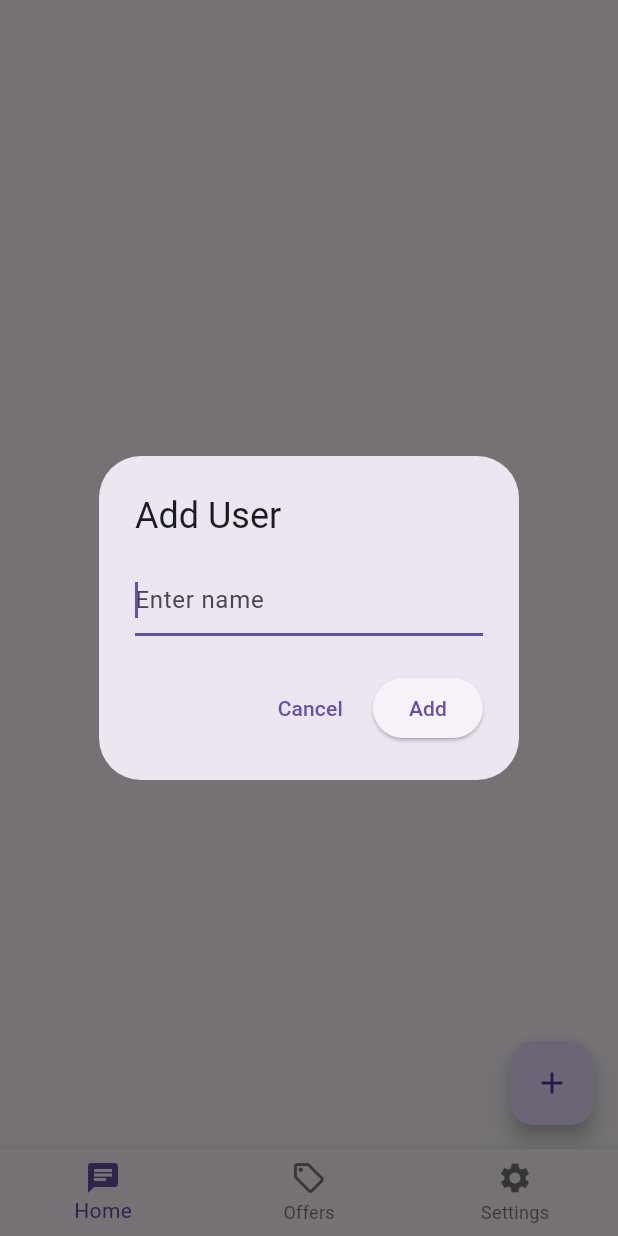
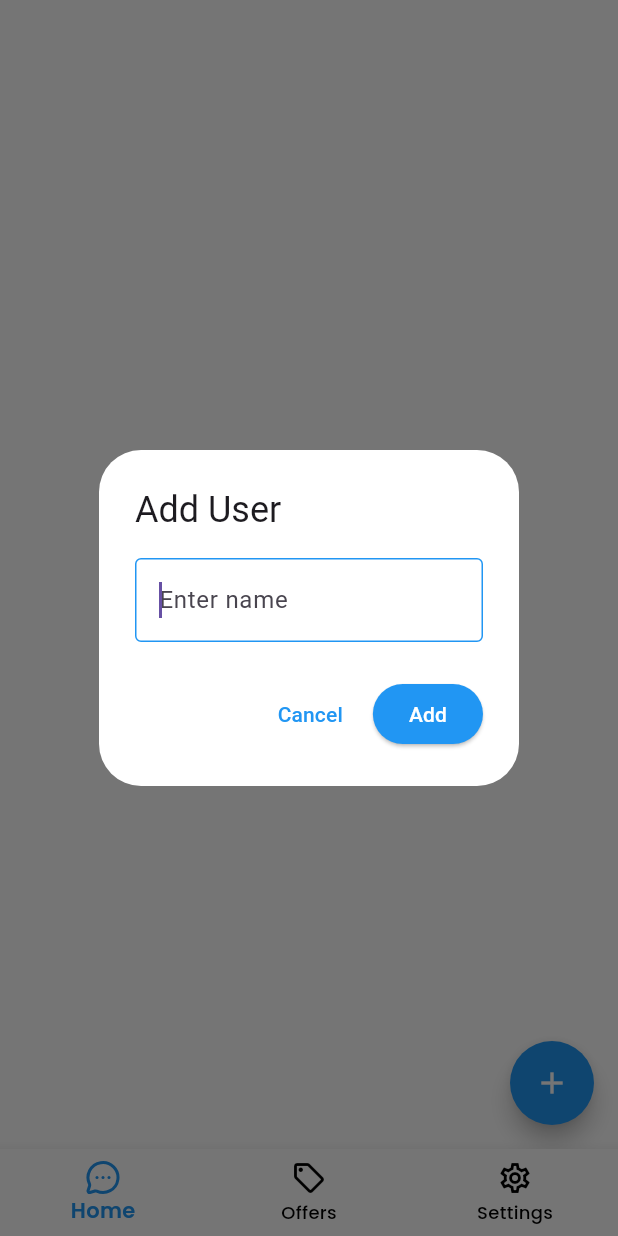
Before and after one commit to sharvil112003/mysivi_task_app, a Flutter app: the screen it shows after launch, scrolled down 56 dp, after a tap on the "add" icon, on a phone screen of 412 x 824 dp. Run offline on Flutter 3.47's test engine with Material 3 defaults, Android fonts, the phone set to English and light mode, and no system bars; our stand-ins replace get, google_fonts, hive, hive_flutter, lucide_icons_flutter; accounts and stored records are empty.

Commit message:
feat:added timestamp and set the base theme

```diff
--- a/lib/features/home/home_page.dart
+++ b/lib/features/home/home_page.dart
@@ -1,5 +1,6 @@
 import 'package:flutter/material.dart';
 import 'package:get/get.dart';
+import 'package:mysivi_task_app/app/utils/custom_snackbar.dart';
 import '../../data/repos/chat_repo.dart';
 import '../../data/repos/users_repo.dart';
 import '../history/history_controller.dart';
@@ -51,32 +52,35 @@ class _HomePageState extends State<HomePage> with TickerProviderStateMixin {
 
     return Obx(() {
       return Scaffold(
+        backgroundColor: Colors.white,
         floatingActionButton: homeC.tabIndex.value == 0
             ? FloatingActionButton(
+              backgroundColor: Colors.blue,
+              shape: const CircleBorder(),
                 onPressed: () async {
                   final name = await showAddUserDialog(context);
                   if (name == null) return;
                   await usersC.addUser(name);
-                  Get.snackbar(
-                    'User added',
-                    name,
-                    snackPosition: SnackPosition.BOTTOM,
-                    margin: const EdgeInsets.all(12),
+                  CustomSnackbar.show(
+                    title: 'User added',
+                    message: name,
+                    type: AppSnackType.success,
                   );
                 },
-                child: const Icon(Icons.add),
+                child: const Icon(Icons.add,color: Colors.white,),
               )
             : null,
         body: NestedScrollView(
-          headerSliverBuilder: (_, __) {
+          headerSliverBuilder: (_, _) {
             return [
               SliverAppBar(
+                backgroundColor: Colors.white,
                 floating: true,
                 snap: true,
                 title: Center(
                   child: SegmentedSwitcher(
                     leftLabel: 'Users',
-                    rightLabel: 'History',
+                    rightLabel: 'Chat History',
                     index: homeC.tabIndex.value,
                     onChanged: (i) {
                       homeC.setTab(i);
--- a/lib/features/home/widgets/segmented_switcher.dart
+++ b/lib/features/home/widgets/segmented_switcher.dart
@@ -3,7 +3,7 @@ import 'package:flutter/material.dart';
 class SegmentedSwitcher extends StatelessWidget {
   final String leftLabel;
   final String rightLabel;
-  final int index;
+  final int index; // 0 or 1
   final ValueChanged<int> onChanged;
 
   const SegmentedSwitcher({
@@ -17,41 +17,75 @@ class SegmentedSwitcher extends StatelessWidget {
   @override
   Widget build(BuildContext context) {
     return Container(
-      width: 220,
+      width: 200,
+      height: 44,
       padding: const EdgeInsets.all(4),
       decoration: BoxDecoration(
         color: Colors.grey.shade200,
         borderRadius: BorderRadius.circular(24),
       ),
-      child: Row(
-        children: [
-          _segButton(label: leftLabel, selected: index == 0, onTap: () => onChanged(0)),
-          _segButton(label: rightLabel, selected: index == 1, onTap: () => onChanged(1)),
-        ],
+      child: LayoutBuilder(
+        builder: (context, c) {
+          final innerWidth = c.maxWidth;
+          final pillWidth = (innerWidth) / 2; // 4 padding each side
+          final left = index == 0 ? 0.0 : pillWidth;
+
+          return Stack(
+            children: [
+              AnimatedPositioned(
+                duration: const Duration(milliseconds: 180),
+                curve: Curves.easeOut,
+                left: left,
+                top: 0,
+                bottom: 0,
+                width: pillWidth,
+                child: Container(
+                  decoration: BoxDecoration(
+                    color: Colors.white,
+                    borderRadius: BorderRadius.circular(20),
+                  ),
+                ),
+              ),
+              Row(
+                children: [
+                  _tapArea(
+                    label: leftLabel,
+                    selected: index == 0,
+                    onTap: () => onChanged(0),
+                  ),
+                  _tapArea(
+                    label: rightLabel,
+                    selected: index == 1,
+                    onTap: () => onChanged(1),
+                  ),
+                ],
+              ),
+            ],
+          );
+        },
       ),
     );
   }
 
-  Widget _segButton({
+  Widget _tapArea({
     required String label,
     required bool selected,
     required VoidCallback onTap,
   }) {
     return Expanded(
-      child: GestureDetector(
+      child: InkWell(
+        borderRadius: BorderRadius.circular(20),
         onTap: onTap,
-        child: AnimatedContainer(
-          duration: const Duration(milliseconds: 180),
-          padding: const EdgeInsets.symmetric(vertical: 10),
-          decoration: BoxDecoration(
-            color: selected ? Colors.white : Colors.transparent,
-            borderRadius: BorderRadius.circular(20),
-          ),
-          child: Center(
-            child: Text(
-              label,
-              style: TextStyle(fontWeight: selected ? FontWeight.w600 : FontWeight.w500),
+        child: Center(
+          child: AnimatedDefaultTextStyle(
+            duration: const Duration(milliseconds: 180),
+            curve: Curves.easeOut,
+            style: TextStyle(
+              fontSize: 14,
+              fontWeight: selected ? FontWeight.w600 : FontWeight.w500,
+              color: selected ? Colors.black : Colors.grey.shade600,
             ),
+            child: Text(label),
           ),
         ),
       ),
--- a/lib/features/shell/shell_page.dart
+++ b/lib/features/shell/shell_page.dart
@@ -1,5 +1,7 @@
 import 'package:flutter/material.dart';
 import 'package:get/get.dart';
+import 'package:google_fonts/google_fonts.dart';
+import 'package:lucide_icons_flutter/lucide_icons.dart';
 import 'package:mysivi_task_app/features/offers/offers.dart';
 import 'package:mysivi_task_app/features/settings/settings.dart';
 import 'shell_controller.dart';
@@ -23,12 +25,17 @@ class ShellPage extends StatelessWidget {
           ],
         ),
         bottomNavigationBar: BottomNavigationBar(
+          backgroundColor: Colors.white,
+          selectedItemColor: Colors.blue,
+          selectedLabelStyle: GoogleFonts.poppins(fontWeight: FontWeight.w600),
+          unselectedLabelStyle: GoogleFonts.poppins(fontWeight: FontWeight.w500),
+          unselectedItemColor: Colors.black,
           currentIndex: c.index.value,
           onTap: c.setIndex,
           items: const [
-            BottomNavigationBarItem(icon: Icon(Icons.chat), label: 'Home'),
+            BottomNavigationBarItem(icon: Icon(LucideIcons.messageCircleMore), label: 'Home'),
             BottomNavigationBarItem(icon: Icon(Icons.local_offer_outlined), label: 'Offers'),
-            BottomNavigationBarItem(icon: Icon(Icons.settings), label: 'Settings'),
+            BottomNavigationBarItem(icon: Icon(Icons.settings_outlined), label: 'Settings'),
           ],
         ),
       );
--- a/lib/features/users/add_user_dialog.dart
+++ b/lib/features/users/add_user_dialog.dart
@@ -7,24 +7,28 @@ Future<String?> showAddUserDialog(BuildContext context) async {
     context: context,
     builder: (_) {
       return AlertDialog(
+        backgroundColor: Colors.white,
         title: const Text('Add User'),
         content: TextField(
           controller: controller,
-          decoration: const InputDecoration(hintText: 'Enter name'),
+          decoration: const InputDecoration(hintText: 'Enter name',focusedBorder: OutlineInputBorder(borderSide: BorderSide(color: Colors.blue)),),
           autofocus: true,
         ),
         actions: [
           TextButton(
             onPressed: () => Navigator.pop(context),
-            child: const Text('Cancel'),
+            child: const Text('Cancel',style: TextStyle(color: Colors.blue),),
           ),
           ElevatedButton(
+            style: ElevatedButton.styleFrom(
+              backgroundColor: Colors.blue,
+            ),
             onPressed: () {
               final name = controller.text.trim();
               if (name.isEmpty) return;
               Navigator.pop(context, name);
             },
-            child: const Text('Add'),
+            child: const Text('Add',style: TextStyle(color: Colors.white),),
           ),
         ],
       );
--- a/pubspec.yaml
+++ b/pubspec.yaml
@@ -39,6 +39,8 @@ dependencies:
   intl: ^0.20.2
   hive: ^2.2.3
   hive_flutter: ^1.1.0
+  lucide_icons_flutter: ^3.1.9
+  google_fonts: ^6.3.3
 
 dev_dependencies:
   flutter_test:
```
Also changed, not shown: lib/app/utils/custom_snackbar.dart (added, +196 -0 lines), lib/features/chat/chat_page.dart (+11 -3 lines), lib/features/users/users_page.dart (+35 -2 lines), pubspec.lock.
